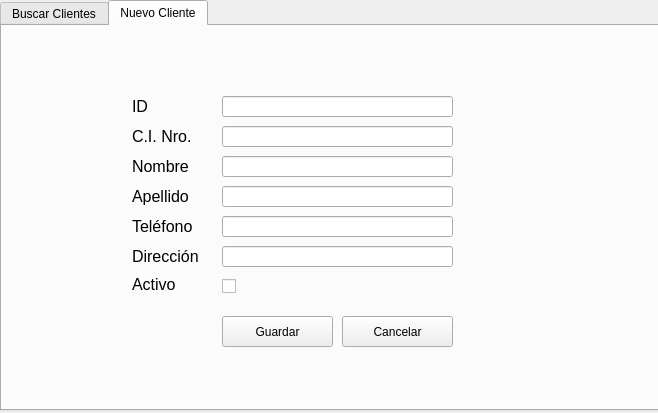
First picture: the form in cliente.ui, repository nbenitz/fece_reco, before the edit.
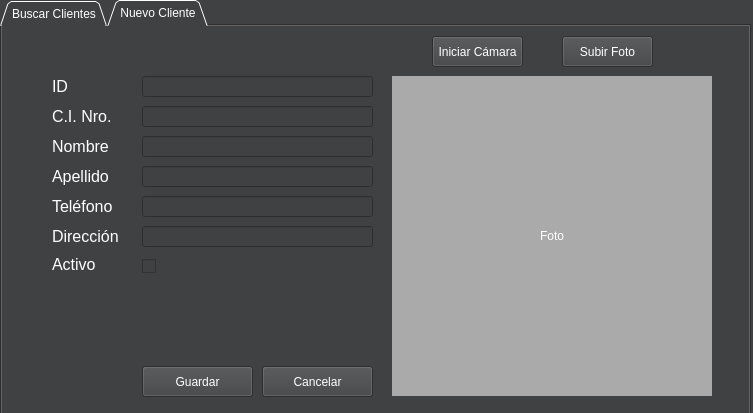
Second picture: the form after the edit. The open tabs and pages were chosen to show the change.

Diff of the .ui file:
```diff
--- a/cliente.ui
+++ b/cliente.ui
@@ -6,25 +6,47 @@
    <rect>
     <x>0</x>
     <y>0</y>
-    <width>658</width>
+    <width>753</width>
     <height>413</height>
    </rect>
   </property>
   <property name="windowTitle">
    <string>Form</string>
   </property>
+  <property name="styleSheet">
+   <string notr="true">background-color: rgb(64, 65, 66);
+color: rgb(255, 255, 255);</string>
+  </property>
   <widget class="QTabWidget" name="tabWidget">
    <property name="geometry">
     <rect>
      <x>0</x>
      <y>0</y>
-     <width>661</width>
-     <height>411</height>
+     <width>751</width>
+     <height>421</height>
     </rect>
    </property>
+   <property name="styleSheet">
+    <string notr="true"/>
+   </property>
+   <property name="tabPosition">
+    <enum>QTabWidget::North</enum>
+   </property>
+   <property name="tabShape">
+    <enum>QTabWidget::Triangular</enum>
+   </property>
    <property name="currentIndex">
     <number>0</number>
    </property>
+   <property name="elideMode">
+    <enum>Qt::ElideNone</enum>
+   </property>
+   <property name="tabsClosable">
+    <bool>false</bool>
+   </property>
+   <property name="movable">
+    <bool>false</bool>
+   </property>
    <widget class="QWidget" name="tabBuscarCliente">
     <attribute name="title">
      <string>Buscar Clientes</string>
@@ -153,8 +175,8 @@
     <widget class="QLabel" name="lblActivo">
      <property name="geometry">
       <rect>
-       <x>130</x>
-       <y>250</y>
+       <x>50</x>
+       <y>230</y>
        <width>61</width>
        <height>16</height>
       </rect>
@@ -171,8 +193,8 @@
     <widget class="QLabel" name="label_3">
      <property name="geometry">
       <rect>
-       <x>130</x>
-       <y>130</y>
+       <x>50</x>
+       <y>110</y>
        <width>71</width>
        <height>21</height>
       </rect>
@@ -189,8 +211,8 @@
     <widget class="QLabel" name="label_6">
      <property name="geometry">
       <rect>
-       <x>130</x>
-       <y>160</y>
+       <x>50</x>
+       <y>140</y>
        <width>71</width>
        <height>21</height>
       </rect>
@@ -207,8 +229,8 @@
     <widget class="QLabel" name="lblId">
      <property name="geometry">
       <rect>
-       <x>130</x>
-       <y>70</y>
+       <x>50</x>
+       <y>50</y>
        <width>81</width>
        <height>21</height>
       </rect>
@@ -225,8 +247,8 @@
     <widget class="QLineEdit" name="txtNombre">
      <property name="geometry">
       <rect>
-       <x>220</x>
-       <y>130</y>
+       <x>140</x>
+       <y>110</y>
        <width>231</width>
        <height>21</height>
       </rect>
@@ -240,8 +262,8 @@
     <widget class="QLineEdit" name="txtCI">
      <property name="geometry">
       <rect>
-       <x>220</x>
-       <y>100</y>
+       <x>140</x>
+       <y>80</y>
        <width>231</width>
        <height>21</height>
       </rect>
@@ -255,8 +277,8 @@
     <widget class="QLineEdit" name="txtId">
      <property name="geometry">
       <rect>
-       <x>220</x>
-       <y>70</y>
+       <x>140</x>
+       <y>50</y>
        <width>231</width>
        <height>21</height>
       </rect>
@@ -273,8 +295,8 @@
     <widget class="QLabel" name="label_2">
      <property name="geometry">
       <rect>
-       <x>130</x>
-       <y>100</y>
+       <x>50</x>
+       <y>80</y>
        <width>71</width>
        <height>21</height>
       </rect>
@@ -291,8 +313,8 @@
     <widget class="QCheckBox" name="chkActivo">
      <property name="geometry">
       <rect>
-       <x>220</x>
-       <y>250</y>
+       <x>140</x>
+       <y>230</y>
        <width>21</width>
        <height>21</height>
       </rect>
@@ -313,8 +335,8 @@
     <widget class="QLineEdit" name="txtApellido">
      <property name="geometry">
       <rect>
-       <x>220</x>
-       <y>160</y>
+       <x>140</x>
+       <y>140</y>
        <width>231</width>
        <height>21</height>
       </rect>
@@ -328,8 +350,8 @@
     <widget class="QLineEdit" name="txtTelefono">
      <property name="geometry">
       <rect>
-       <x>220</x>
-       <y>190</y>
+       <x>140</x>
+       <y>170</y>
        <width>231</width>
        <height>21</height>
       </rect>
@@ -343,8 +365,8 @@
     <widget class="QLabel" name="label_7">
      <property name="geometry">
       <rect>
-       <x>130</x>
-       <y>190</y>
+       <x>50</x>
+       <y>170</y>
        <width>71</width>
        <height>21</height>
       </rect>
@@ -361,8 +383,8 @@
     <widget class="QLineEdit" name="txtDireccion">
      <property name="geometry">
       <rect>
-       <x>220</x>
-       <y>220</y>
+       <x>140</x>
+       <y>200</y>
        <width>231</width>
        <height>21</height>
       </rect>
@@ -376,8 +398,8 @@
     <widget class="QLabel" name="label_8">
      <property name="geometry">
       <rect>
-       <x>130</x>
-       <y>220</y>
+       <x>50</x>
+       <y>200</y>
        <width>81</width>
        <height>21</height>
       </rect>
@@ -394,8 +416,8 @@
     <widget class="QPushButton" name="btnGuardar">
      <property name="geometry">
       <rect>
-       <x>220</x>
-       <y>290</y>
+       <x>140</x>
+       <y>340</y>
        <width>111</width>
        <height>31</height>
       </rect>
@@ -407,8 +429,8 @@
     <widget class="QPushButton" name="btnCancelar">
      <property name="geometry">
       <rect>
-       <x>340</x>
-       <y>290</y>
+       <x>260</x>
+       <y>340</y>
        <width>111</width>
        <height>31</height>
       </rect>
@@ -417,6 +439,51 @@
       <string>Cancelar</string>
      </property>
     </widget>
+    <widget class="QLabel" name="lblFoto">
+     <property name="geometry">
+      <rect>
+       <x>390</x>
+       <y>50</y>
+       <width>320</width>
+       <height>320</height>
+      </rect>
+     </property>
+     <property name="styleSheet">
+      <string notr="true">background-color: rgb(170, 170, 170);</string>
+     </property>
+     <property name="text">
+      <string>Foto</string>
+     </property>
+     <property name="alignment">
+      <set>Qt::AlignCenter</set>
+     </property>
+    </widget>
+    <widget class="QPushButton" name="btnCamara">
+     <property name="geometry">
+      <rect>
+       <x>430</x>
+       <y>10</y>
+       <width>91</width>
+       <height>31</height>
+      </rect>
+     </property>
+     <property name="text">
+      <string>Iniciar Cámara</string>
+     </property>
+    </widget>
+    <widget class="QPushButton" name="btnSubir">
+     <property name="geometry">
+      <rect>
+       <x>560</x>
+       <y>10</y>
+       <width>91</width>
+       <height>31</height>
+      </rect>
+     </property>
+     <property name="text">
+      <string>Subir Foto</string>
+     </property>
+    </widget>
    </widget>
   </widget>
  </widget>
```
Left out of the diff: 25 changed lines with no effect on the pictures.
